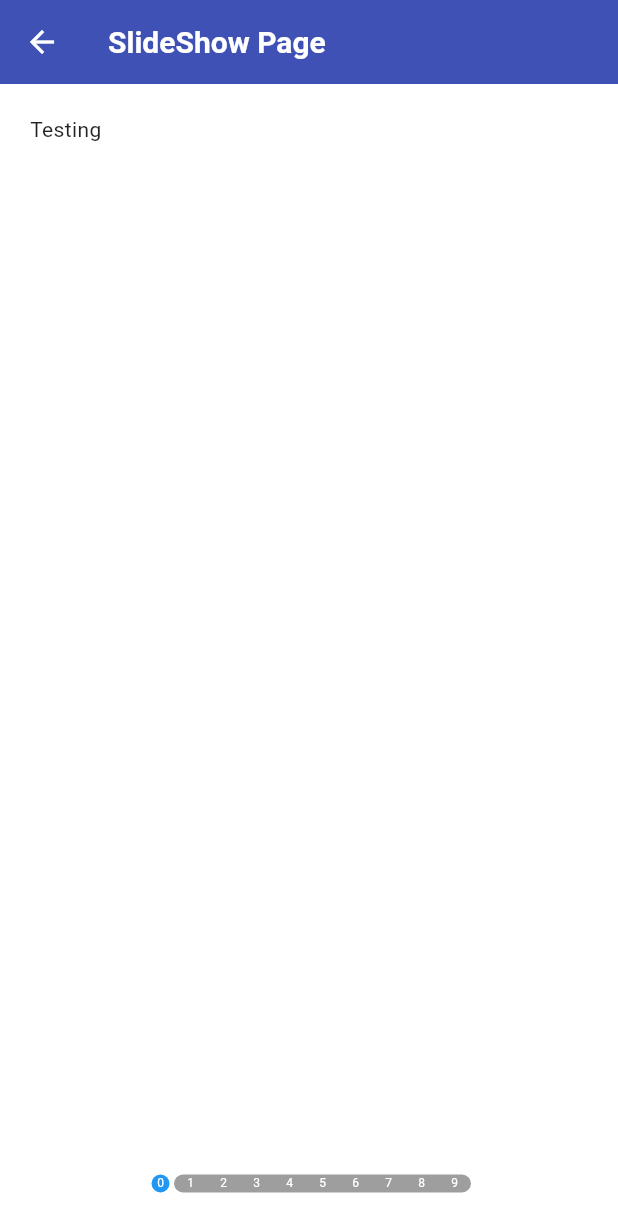
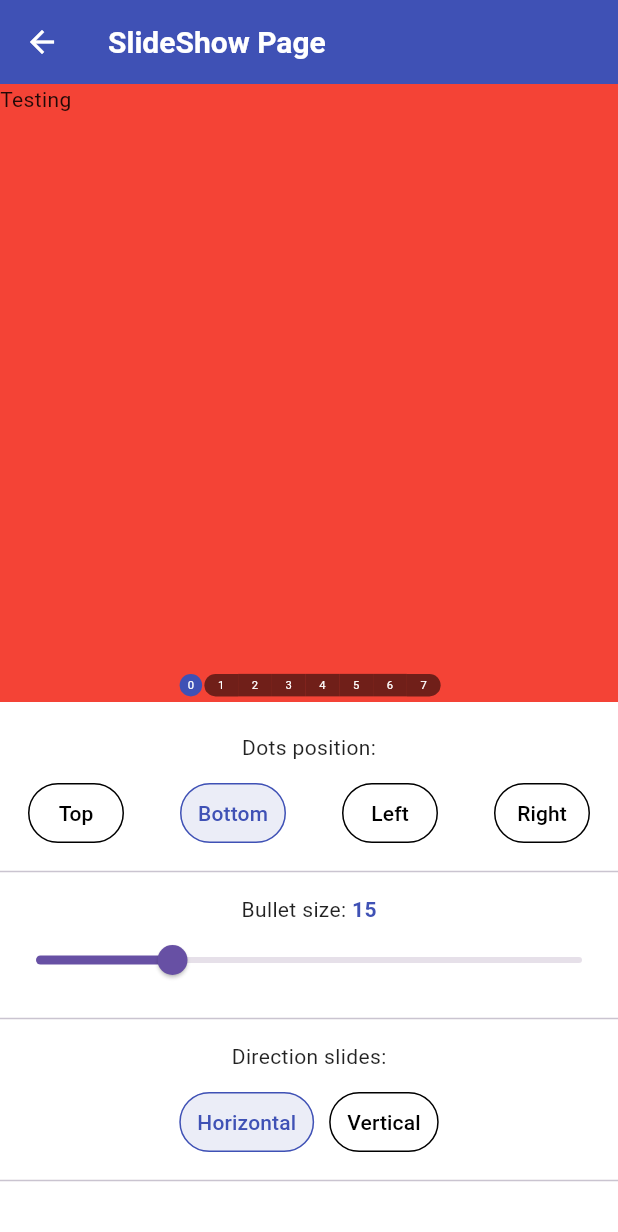
Before and after one commit to JhonEdinson-Shongo/flutter_animations_course, a Flutter app: the SlideShowPage screen opened by its route, on a phone screen of 412 x 824 dp. Shown: the top 1232 px of the screen. Run offline on Flutter 3.47's test engine with Material 3 defaults, Android fonts, the phone set to English and light mode, and no system bars; Roboto replaces fonts that are missing (Poppins).

Commit message:
[FEAT] Implement SlideShow widget with customizable dot positions and bullet size

```diff
--- a/designs_1/lib/src/pages/progress_bar_page.dart
+++ b/designs_1/lib/src/pages/progress_bar_page.dart
@@ -105,15 +105,16 @@ class _CustomProgressPageState extends State<CustomProgressPage>
         mainAxisAlignment: MainAxisAlignment.end,
         children: [
           FloatingActionButton(
+            heroTag: 'btn1',
             child: const Icon(Icons.arrow_circle_up_sharp),
             onPressed: () => setState(() {
-              print(progress);
               if (progress >= 0.99) return;
               progress += 0.1;
             }),
           ),
           const SizedBox(height: 10.0),
           FloatingActionButton(
+            heroTag: 'btn2',
             child: const Icon(Icons.restart_alt),
             onPressed: () => setState(() {
               progress = 0.0;
@@ -121,6 +122,7 @@ class _CustomProgressPageState extends State<CustomProgressPage>
           ),
           const SizedBox(height: 10.0),
           FloatingActionButton(
+            heroTag: 'btn3',
             child: const Icon(Icons.arrow_circle_down_sharp),
             onPressed: () => setState(() {
               if (progress <= 0.0) return;
--- a/designs_1/lib/src/pages/slideshow_page.dart
+++ b/designs_1/lib/src/pages/slideshow_page.dart
@@ -1,14 +1,58 @@
-import 'package:designs_1/src/models/slider_model.dart';
+import 'package:designs_1/src/themes/app_theme.dart';
+import 'package:designs_1/src/widgets/slider_show.dart';
 import 'package:flutter/material.dart';
-import 'package:provider/provider.dart';
 
-class SlideShowPage extends StatelessWidget {
-  final List<Widget> slides;
-
+class SlideShowPage extends StatefulWidget {
   const SlideShowPage({
     super.key,
-    required this.slides,
   });
+
+  @override
+  State<SlideShowPage> createState() => _SlideShowPageState();
+}
+
+class _SlideShowPageState extends State<SlideShowPage> {
+  DotPosition dotPosition = DotPosition.bottom;
+  double bulletSize = 15;
+  Axis directionSlides = Axis.horizontal;
+
+  ButtonStyle _buttonStyle(DotPosition dotPositionButton) {
+    return TextButton.styleFrom(
+      foregroundColor:
+          dotPosition == dotPositionButton ? AppTheme.primary : Colors.black,
+      backgroundColor: dotPosition == dotPositionButton
+          ? AppTheme.primary.withOpacity(0.1)
+          : Colors.transparent,
+      shape: const StadiumBorder(),
+      side: BorderSide(
+        color:
+            dotPosition == dotPositionButton ? AppTheme.primary : Colors.black,
+        width: 1.0,
+      ),
+    );
+  }
+
+  ButtonStyle _buttonStyleDirection(Axis direction) {
+    return TextButton.styleFrom(
+      foregroundColor:
+          directionSlides == direction ? AppTheme.primary : Colors.black,
+      backgroundColor: directionSlides == direction
+          ? AppTheme.primary.withOpacity(0.1)
+          : Colors.transparent,
+      shape: const StadiumBorder(),
+      side: BorderSide(
+        color:
+            directionSlides == direction ? AppTheme.primary : Colors.black,
+        width: 1.0,
+      ),
+    );
+  }
+
+  void changeDotPosition(DotPosition dotPositionButton) {
+    setState(() {
+      dotPosition = dotPositionButton;
+    });
+  }
 
   @override
   Widget build(BuildContext context) {
@@ -16,168 +60,117 @@ class SlideShowPage extends StatelessWidget {
       appBar: AppBar(
         title: const Text('SlideShow Page'),
       ),
-      body: Column(
+      body: SingleChildScrollView(
+        child: Column(
           children: [
-          Expanded(
-            child: _Slides(slides),
+            SizedBox(
+              width: double.infinity,
+              height: MediaQuery.of(context).size.height * 0.5,
+              child: SlideShow(
+                slides: [
+                  Container(color: Colors.red, child: const Text('Testing')),
+                  Container(color: Colors.brown, child: const Text('Testing')),
+                  Container(color: Colors.teal, child: const Text('Testing')),
+                  Container(
+                      color: Colors.greenAccent, child: const Text('Testing')),
+                  Container(color: Colors.purple, child: const Text('Testing')),
+                  Container(color: Colors.amber, child: const Text('Testing')),
+                  Container(
+                      color: Colors.blueGrey, child: const Text('Testing')),
+                  Container(color: Colors.blue, child: const Text('Testing')),
+                ],
+                positionDots: dotPosition,
+                bulletSize: bulletSize,
+                bulletColorActive: AppTheme.primary,
+                bulletColorInactive: Colors.black54,
+                directionSlides: directionSlides,
               ),
-          _Dots(this.slides.length),
+            ),
+            const SizedBox(height: 20),
+            const Text('Dots position:'),
+            const SizedBox(height: 10),
+            SizedBox(
+              width: double.infinity,
+              child: Row(
+                mainAxisAlignment: MainAxisAlignment.spaceAround,
+                children: [
+                  TextButton(
+                    style: _buttonStyle(DotPosition.top),
+                    onPressed: () => changeDotPosition(DotPosition.top),
+                    child: const Text('Top'),
+                  ),
+                  TextButton(
+                    style: _buttonStyle(DotPosition.bottom),
+                    onPressed: () => changeDotPosition(DotPosition.bottom),
+                    child: const Text('Bottom'),
+                  ),
+                  TextButton(
+                    style: _buttonStyle(DotPosition.left),
+                    onPressed: () => changeDotPosition(DotPosition.left),
+                    child: const Text('Left'),
+                  ),
+                  TextButton(
+                    style: _buttonStyle(DotPosition.right),
+                    onPressed: () => changeDotPosition(DotPosition.right),
+                    child: const Text('Right'),
+                  ),
                 ],
               ),
-    );
-  }
-}
-
-class _Slides extends StatefulWidget {
-  final List<Widget> slides;
-
-  const _Slides(this.slides);
-
-  @override
-  State<_Slides> createState() => _SlidesState();
-}
-
-class _SlidesState extends State<_Slides> {
-  final PageController _pageController = PageController(
-    initialPage: 0,
-    keepPage: true,
-  );
-
-  @override
-  void initState() {
-    super.initState();
-    _pageController.addListener(() {
-      Provider.of<SliderModel>(context, listen: false).currentPage =
-          _pageController.page ?? 0.0;
+            ),
+            const Divider(
+              height: 30,
+            ),
+            Text.rich(
+              TextSpan(
+                text: 'Bullet size: ',
+                children: [
+                  TextSpan(
+                    text: '${bulletSize.toInt()}',
+                    style: const TextStyle(
+                      fontWeight: FontWeight.bold,
+                      color: AppTheme.primary,
+                    ),
+                  ),
+                ],
+              ),
+            ),
+            Slider(
+              value: bulletSize,
+              min: 10,
+              max: 30,
+              onChanged: (value) {
+                setState(() {
+                  bulletSize = value;
                 });
-  }
-
-  @override
-  void dispose() {
-    super.dispose();
-    _pageController.dispose();
-  }
-
-  @override
-  Widget build(BuildContext context) {
-    return SizedBox(
-      child: PageView(
-        controller: _pageController,
-        children: widget.slides
-            .map(
-              (widget) => _Slide(slide: widget),
-            )
-            .toList(),
+              },
             ),
-    );
-  }
-}
-
-class _Slide extends StatelessWidget {
-  final Widget slide;
-  const _Slide({required this.slide});
-
-  @override
-  Widget build(BuildContext context) {
-    return Container(
-      width: double.infinity,
-      height: double.infinity,
-      padding: const EdgeInsets.all(20.0),
-      child: slide,
-    );
-  }
-}
-
-class _Dots extends StatelessWidget {
-  final int totalDots;
-
-  const _Dots(this.totalDots);
-
-  @override
-  Widget build(BuildContext context) {
-    return SizedBox(
-      width: double.infinity,
-      height: 70.0,
-      child: Row(
+            const Divider(
+              height: 30,
+            ),
+            const Text('Direction slides:'),
+            const SizedBox(height: 10),
+            Row(
               mainAxisAlignment: MainAxisAlignment.center,
-        children: List.generate(
-          totalDots,
-          (index) => _Dot(index: index, totalDots: totalDots - 1),
+              children: [
+                TextButton(
+                  style: _buttonStyleDirection(Axis.horizontal),
+                  onPressed: () => setState(() => directionSlides = Axis.horizontal),
+                  child: const Text('Horizontal'),
+                ),
+                const SizedBox(width: 10),
+                TextButton(
+                  style: _buttonStyleDirection(Axis.vertical),
+                  onPressed: () => setState(() => directionSlides = Axis.vertical),
+                  child: const Text('Vertical'),
+                ),
+              ],
+            ),
+            const Divider(
+              height: 30,
+            ),
+          ],
         ),
       ),
     );
   }
 }
-
-class _Dot extends StatelessWidget {
-  final int index;
-  final int totalDots;
-  const _Dot({required this.index, required this.totalDots});
-
-  @override
-  Widget build(BuildContext context) {
-    final currentPage = Provider.of<SliderModel>(context).currentPage;
-    final isCurrentPage =
-        (currentPage >= index - 0.5 && currentPage < index + 0.5);
-    final isNextPage =
-        (currentPage >= index + 0.51 && currentPage < index + 1.51);
-    final isBeforePage =
-        (currentPage <= index - 0.51 && currentPage > index - 1.51);
-    return InkWell(
-      onTap: () {
-        Provider.of<SliderModel>(context, listen: false).currentPage =
-            index.toDouble();
-      },
-      splashColor: Colors.transparent,
-      child: AnimatedContainer(
-        duration: const Duration(milliseconds: 300),
-        curve: Curves.easeInOut,
-        width: isCurrentPage ? 12.0 : 22.0,
-        height: 12.0,
-        margin: EdgeInsets.all(isCurrentPage ? 3.0 : 0.0),
-        decoration: BoxDecoration(
-          color: isCurrentPage ? Colors.blue : Colors.grey,
-          borderRadius: BorderRadius.only(
-            topLeft: Radius.circular(
-              isCurrentPage || index == 0
-                  ? 12.0
-                  : isBeforePage
-                      ? 12.0
-                      : 0.0,
-            ),
-            topRight: Radius.circular(
-              isCurrentPage || index == totalDots
-                  ? 12.0
-                  : isNextPage
-                      ? 12.0
-                      : 0.0,
-            ),
-            bottomLeft: Radius.circular(
-              isCurrentPage || index == 0
-                  ? 12.0
-                  : isBeforePage
-                      ? 12.0
-                      : 0.0,
-            ),
-            bottomRight: Radius.circular(
-              isCurrentPage || index == totalDots
-                  ? 12.0
-                  : isNextPage
-                      ? 12.0
-                      : 0.0,
-            ),
-          ),
-        ),
-        child: Center(
-          child: Text(
-            '$index',
-            style: const TextStyle(
-              color: Colors.white,
-              fontSize: 8.0,
-            ),
-          ),
-        ),
-      ),
-    );
-  }
-}
--- a/designs_1/lib/src/router/app_routes.dart
+++ b/designs_1/lib/src/router/app_routes.dart
@@ -2,7 +2,7 @@ import 'package:flutter/material.dart';
 import 'package:designs_1/src/pages/pages.dart';
 
 class AppRoutes {
-  static const initialRoute = 'SlideShowPage';
+  static const initialRoute = 'Home';
 
   static Map<String, Widget Function(BuildContext)> getAppRoutes() {
     Map<String, Widget Function(BuildContext)> appRoutes = {};
@@ -15,20 +15,7 @@ class AppRoutes {
     appRoutes.addAll(
         {'CustomProgressPage': (BuildContext context) => const CustomProgressPage()});
     appRoutes.addAll(
-        {'SlideShowPage': (BuildContext context) => const SlideShowPage(
-          slides: [
-            Text('Testing'),
-            Text('Testing 2'),
-            Text('Testing 3'),
-            Text('Testing 4'),
-            Text('Testing 5'),
-            Text('Testing 6'),
-            Text('Testing 7'),
-            Text('Testing 8'),
-            Text('Testing 9'),
-            Text('Testing 10'),
-          ],
-        )});
+        {'SlideShowPage': (BuildContext context) => const SlideShowPage()});
 
     return appRoutes;
   }
--- /dev/null
+++ b/designs_1/lib/src/widgets/slider_show.dart
@@ -0,0 +1,244 @@
+import 'package:designs_1/src/models/slider_model.dart';
+import 'package:flutter/material.dart';
+import 'package:provider/provider.dart';
+
+enum DotPosition { top, bottom, left, right }
+
+class SlideShow extends StatelessWidget {
+  final List<Widget> slides;
+  final DotPosition positionDots;
+  final double bulletSize;
+  final Color bulletColorActive;
+  final Color bulletColorInactive;
+  final Axis directionSlides;
+
+  const SlideShow({
+    super.key,
+    required this.slides,
+    this.positionDots = DotPosition.bottom,
+    this.bulletSize = 12.0,
+    this.bulletColorActive = Colors.blue,
+    this.bulletColorInactive = Colors.grey,
+    this.directionSlides = Axis.horizontal,
+  });
+
+  @override
+  Widget build(BuildContext context) {
+    return _buildLayout(context);
+  }
+
+  Widget _buildLayout(BuildContext context) {
+    switch (positionDots) {
+      case DotPosition.top:
+      case DotPosition.bottom:
+        return Stack(
+          alignment: positionDots == DotPosition.top
+              ? Alignment.topCenter
+              : Alignment.bottomCenter,
+          children: [
+            _Slides(slides, directionSlides),
+            _Dots(slides.length, bulletSize, bulletColorActive,
+                bulletColorInactive),
+          ],
+        );
+      case DotPosition.left:
+      case DotPosition.right:
+        return Stack(
+          alignment: positionDots == DotPosition.left
+              ? Alignment.centerLeft
+              : Alignment.centerRight,
+          children: [
+            _Slides(slides, directionSlides),
+            _buildVerticalDots(context),
+          ],
+        );
+      default:
+        return _Slides(slides, directionSlides);
+    }
+  }
+
+  Widget _buildVerticalDots(BuildContext context) {
+    final isLeft = positionDots == DotPosition.left;
+    final offsetX =
+        (MediaQuery.of(context).size.width / 2) * (isLeft ? -1 : 1) +
+            (isLeft ? bulletSize : -bulletSize);
+    return Transform.translate(
+      offset: Offset(offsetX, 0),
+      child: Transform.rotate(
+        angle: 90 * 3.1416 / 180,
+        child: _Dots(
+            slides.length, bulletSize, bulletColorActive, bulletColorInactive),
+      ),
+    );
+  }
+}
+
+class _Slides extends StatefulWidget {
+  final List<Widget> slides;
+  final Axis directionSlides;
+
+  const _Slides(this.slides, this.directionSlides);
+
+  @override
+  State<_Slides> createState() => _SlidesState();
+}
+
+class _SlidesState extends State<_Slides> {
+  final PageController _pageController = PageController(
+    initialPage: 0,
+    keepPage: true,
+  );
+
+  @override
+  void initState() {
+    super.initState();
+    _pageController.addListener(() {
+      Provider.of<SliderModel>(context, listen: false).currentPage =
+          _pageController.page ?? 0.0;
+    });
+  }
+
+  @override
+  void dispose() {
+    super.dispose();
+    _pageController.dispose();
+  }
+
+  @override
+  Widget build(BuildContext context) {
+    return PageView(
+      controller: _pageController,
+      scrollDirection: widget.directionSlides,
+      children: widget.slides
+          .map(
+            (widget) => _Slide(slide: widget),
+          )
+          .toList(),
+    );
+  }
+}
+
+class _Slide extends StatelessWidget {
+  final Widget slide;
+  const _Slide({required this.slide});
+
+  @override
+  Widget build(BuildContext context) {
+    return SizedBox(
+      child: slide,
+    );
+  }
+}
+
+class _Dots extends StatelessWidget {
+  final int totalDots;
+  final double bulletSize;
+  final Color bulletColorActive;
+  final Color bulletColorInactive;
+
+  const _Dots(this.totalDots, this.bulletSize, this.bulletColorActive,
+      this.bulletColorInactive);
+
+  @override
+  Widget build(BuildContext context) {
+    return SizedBox(
+      width: double.infinity,
+      height: bulletSize * 1.5,
+      child: Row(
+        mainAxisAlignment: MainAxisAlignment.center,
+        mainAxisSize: MainAxisSize.min,
+        children: List.generate(
+          totalDots,
+          (index) => _Dot(
+              index: index,
+              totalDots: totalDots - 1,
+              bulletSize: bulletSize,
+              bulletColorActive: bulletColorActive,
+              bulletColorInactive: bulletColorInactive),
+        ),
+      ),
+    );
+  }
+}
+
+class _Dot extends StatelessWidget {
+  final int index;
+  final int totalDots;
+  final double bulletSize;
+  final Color bulletColorActive;
+  final Color bulletColorInactive;
+
+  const _Dot(
+      {required this.index,
+      required this.totalDots,
+      required this.bulletSize,
+      required this.bulletColorActive,
+      required this.bulletColorInactive});
+
+  @override
+  Widget build(BuildContext context) {
+    final currentPage = Provider.of<SliderModel>(context).currentPage;
+    final isCurrentPage =
+        (currentPage >= index - 0.5 && currentPage < index + 0.5);
+    final isNextPage =
+        (currentPage >= index + 0.51 && currentPage < index + 1.51);
+    final isBeforePage =
+        (currentPage <= index - 0.51 && currentPage > index - 1.51);
+    return InkWell(
+      onTap: () {
+        Provider.of<SliderModel>(context, listen: false).currentPage =
+            index.toDouble();
+      },
+      splashColor: Colors.transparent,
+      child: AnimatedContainer(
+        duration: const Duration(milliseconds: 300),
+        curve: Curves.easeInOut,
+        width: isCurrentPage ? bulletSize : bulletSize * 1.5,
+        height: bulletSize,
+        margin: EdgeInsets.all(isCurrentPage ? bulletSize * 0.1 : 0.0),
+        decoration: BoxDecoration(
+          color: isCurrentPage ? bulletColorActive : bulletColorInactive,
+          borderRadius: BorderRadius.only(
+            topLeft: Radius.circular(
+              isCurrentPage || index == 0
+                  ? bulletSize
+                  : isBeforePage
+                      ? bulletSize
+                      : 0.0,
+            ),
+            topRight: Radius.circular(
+              isCurrentPage || index == totalDots
+                  ? bulletSize
+                  : isNextPage
+                      ? bulletSize
+                      : 0.0,
+            ),
+            bottomLeft: Radius.circular(
+              isCurrentPage || index == 0
+                  ? bulletSize
+                  : isBeforePage
+                      ? bulletSize
+                      : 0.0,
+            ),
+            bottomRight: Radius.circular(
+              isCurrentPage || index == totalDots
+                  ? bulletSize
+                  : isNextPage
+                      ? bulletSize
+                      : 0.0,
+            ),
+          ),
+        ),
+        child: Center(
+          child: Text(
+            '$index',
+            style: TextStyle(
+              color: Colors.white,
+              fontSize: bulletSize * 0.5,
+            ),
+          ),
+        ),
+      ),
+    );
+  }
+}
```
Lines whose indentation alone changed are shown as unchanged.
